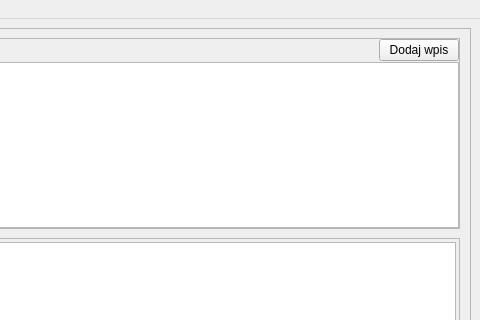
This is mainwindow.ui in radoslawgegotek/QtDiary as Qt 5 draws it before an edit; both pictures show x 320 to 800 and y 0 to 320 of the 800 by 600 pixel window. The edited form follows.
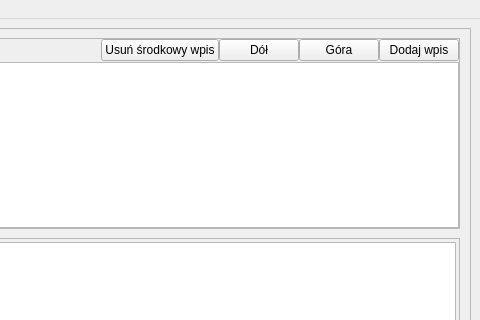
This is the edited form.

Diff of the .ui file:
```diff
--- a/mainwindow.ui
+++ b/mainwindow.ui
@@ -22,6 +22,9 @@
     <height>600</height>
    </size>
   </property>
+  <property name="focusPolicy">
+   <enum>Qt::StrongFocus</enum>
+  </property>
   <property name="windowTitle">
    <string>MainWindow</string>
   </property>
@@ -69,10 +72,24 @@
         <property name="spacing">
          <number>0</number>
         </property>
+        <item row="0" column="3">
+         <widget class="QPushButton" name="nextButton">
+          <property name="text">
+           <string>Dół</string>
+          </property>
+         </widget>
+        </item>
+        <item row="0" column="4">
+         <widget class="QPushButton" name="previousButton">
+          <property name="text">
+           <string>Góra</string>
+          </property>
+         </widget>
+        </item>
         <item row="0" column="0">
          <widget class="QDateTimeEdit" name="dateTimeEdit"/>
         </item>
-        <item row="0" column="2">
+        <item row="0" column="5">
          <widget class="QPushButton" name="addEntry">
           <property name="styleSheet">
            <string notr="true"/>
@@ -82,9 +99,6 @@
           </property>
          </widget>
         </item>
-        <item row="1" column="0" colspan="3">
-         <widget class="QTextEdit" name="entryFieldEdit"/>
-        </item>
         <item row="0" column="1">
          <spacer name="horizontalSpacer">
           <property name="orientation">
@@ -98,6 +112,16 @@
           </property>
          </spacer>
         </item>
+        <item row="1" column="0" colspan="6">
+         <widget class="QTextEdit" name="entryFieldEdit"/>
+        </item>
+        <item row="0" column="2">
+         <widget class="QPushButton" name="deleteCurrentEntry">
+          <property name="text">
+           <string>Usuń środkowy wpis</string>
+          </property>
+         </widget>
+        </item>
        </layout>
       </widget>
       <widget class="QFrame" name="outputConteiner">
```
